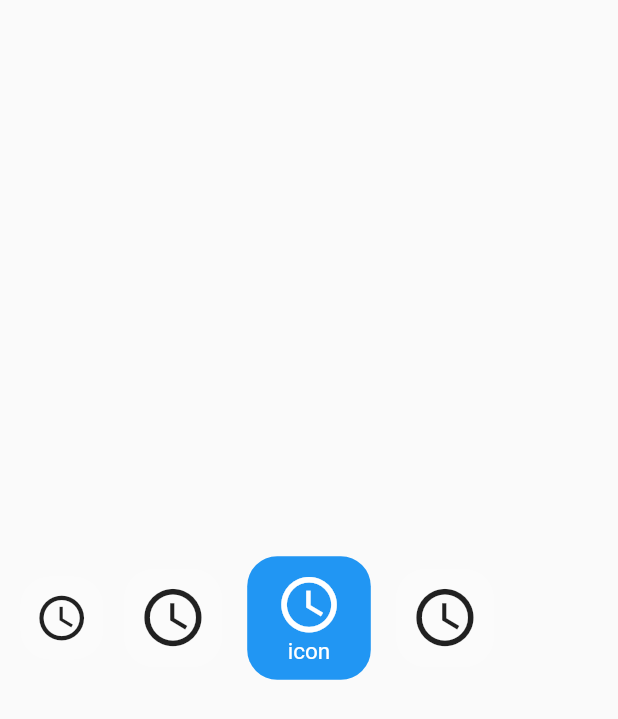
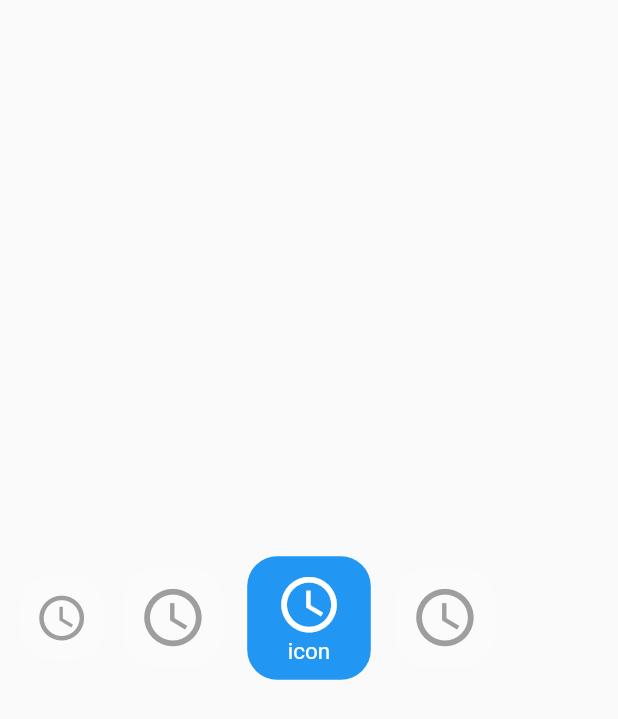
Before and after one commit to Origogi/Horizontal_Card_Pager, a Flutter app: the screen it shows after launch, on a phone screen of 412 x 824 dp. Shown: the top 719 px of the screen. Run offline on Flutter 3.47's test engine with Material 2 defaults, Android fonts, the light colour scheme and no system bars.

Commit message:
[IMPL] fix card item class

```diff
--- a/lib/card_item.dart
+++ b/lib/card_item.dart
@@ -83,7 +83,10 @@ class IconTitleCardItem extends CardItem {
             padding: EdgeInsets.all(10),
             child: FittedBox(
               fit: BoxFit.fill,
-              child: Icon(iconData),
+              child: Icon(
+                iconData,
+                color: Colors.grey,
+              ),
             ),
           ),
         ),
```
